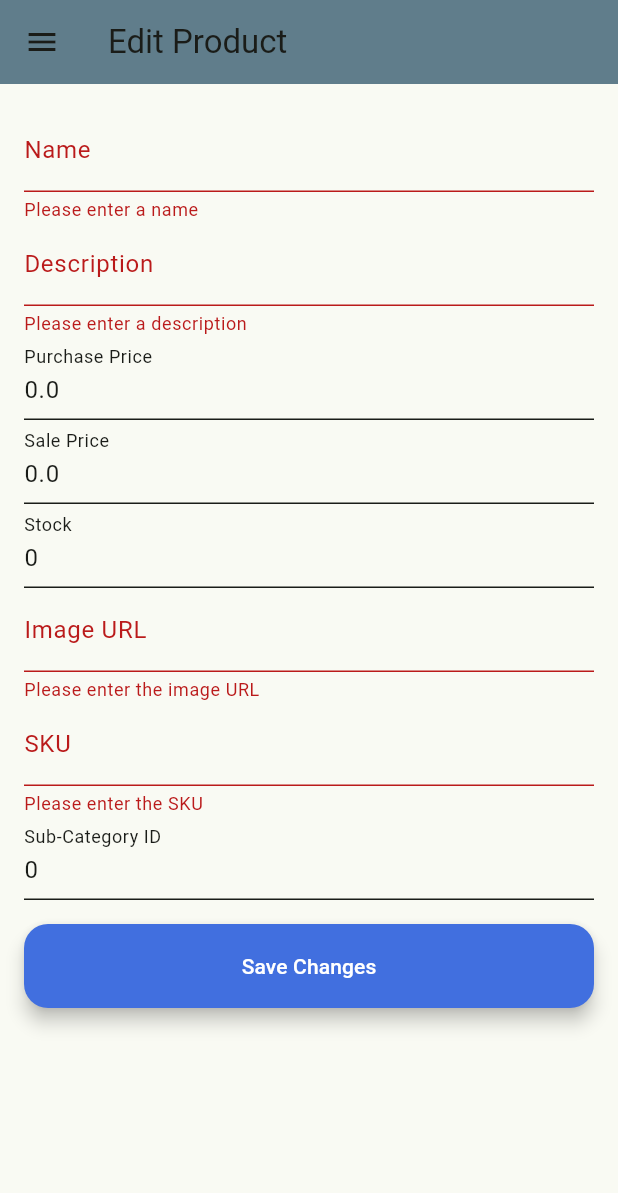
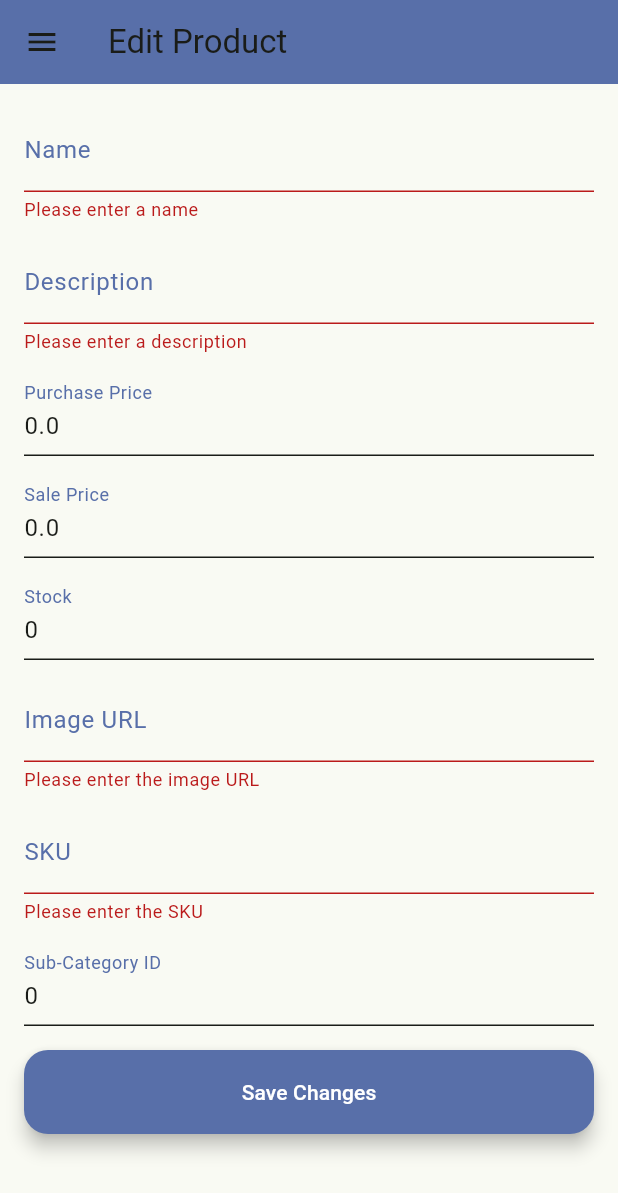
Before and after one commit to dennisqc/Flutter-inventory-shop, a Flutter app: the EditItem screen opened directly with empty values, after a tap on "Save Changes", on a phone screen of 412 x 824 dp. Shown: the top 1193 px of the screen. Run offline on Flutter 3.47's test engine with Material 3 defaults, Android fonts, the phone set to English and light mode, and no system bars; our stand-ins replace cloud_firestore, firebase_auth, firebase_core, google_sign_in, icons_plus; accounts and stored records are empty; network calls fail.

Commit message:
arreglado el update y el insert

```diff
--- a/lib/page/edit_item.dart
+++ b/lib/page/edit_item.dart
@@ -7,10 +7,7 @@ import '../models/product_model.dart';
 class EditItem extends StatefulWidget {
   final ProductModel product;
 
-  const EditItem({
-    required this.product,
-    super.key,
-  });
+  const EditItem({required this.product, super.key});
 
   @override
   _EditProductState createState() => _EditProductState();
@@ -18,31 +15,28 @@ class EditItem extends StatefulWidget {
 
 class _EditProductState extends State<EditItem> {
   final _formKey = GlobalKey<FormState>();
-  late TextEditingController _nameController;
-  late TextEditingController _descriptionController;
-  late TextEditingController _pricePurchaseController;
-  late TextEditingController _priceSaleController;
-  late TextEditingController _stockController;
-  late TextEditingController _imageUrlController;
-  late TextEditingController _skuController;
-  late TextEditingController _subCategoryController;
+  late final TextEditingController _nameController;
+  late final TextEditingController _descriptionController;
+  late final TextEditingController _pricePurchaseController;
+  late final TextEditingController _priceSaleController;
+  late final TextEditingController _stockController;
+  late final TextEditingController _imageUrlController;
+  late final TextEditingController _skuController;
+  late final TextEditingController _subCategoryController;
+
+  final Color _customBlue = Color(0xFF586FA9); // Azul personalizado
 
   @override
   void initState() {
     super.initState();
-    _nameController = TextEditingController(text: widget.product.nombre);
-    _descriptionController =
-        TextEditingController(text: widget.product.descripcion);
-    _pricePurchaseController =
-        TextEditingController(text: widget.product.precioCompra.toString());
-    _priceSaleController =
-        TextEditingController(text: widget.product.precioVenta.toString());
-    _stockController =
-        TextEditingController(text: widget.product.cantidadEnStock.toString());
-    _imageUrlController = TextEditingController(text: widget.product.urlImage);
-    _skuController = TextEditingController(text: widget.product.sku);
-    _subCategoryController =
-        TextEditingController(text: widget.product.subCategoriaId.toString());
+    _nameController = _createController(widget.product.nombre);
+    _descriptionController = _createController(widget.product.descripcion);
+    _pricePurchaseController = _createController(widget.product.precioCompra.toString());
+    _priceSaleController = _createController(widget.product.precioVenta.toString());
+    _stockController = _createController(widget.product.cantidadEnStock.toString());
+    _imageUrlController = _createController(widget.product.urlImage);
+    _skuController = _createController(widget.product.sku);
+    _subCategoryController = _createController(widget.product.subCategoriaId.toString());
   }
 
   @override
@@ -58,10 +52,12 @@ class _EditProductState extends State<EditItem> {
     super.dispose();
   }
 
-  Future<void> updateProduct() async {
+  TextEditingController _createController(String text) {
+    return TextEditingController(text: text);
+  }
+
+  Future<void> _updateProduct() async {
     if (_formKey.currentState?.validate() ?? false) {
-      print('Image URL: ${_imageUrlController.text}'); // Verifica el valor aquí
-
       final updatedProduct = ProductModel(
         productoID: widget.product.productoID,
         nombre: _nameController.text.trim(),
@@ -69,29 +65,23 @@ class _EditProductState extends State<EditItem> {
         precioCompra: double.tryParse(_pricePurchaseController.text) ?? 0.0,
         precioVenta: double.tryParse(_priceSaleController.text) ?? 0.0,
         cantidadEnStock: int.tryParse(_stockController.text) ?? 0,
-        fechaCreacion: widget
-            .product.fechaCreacion, // Mantener la fecha de creación original
+        fechaCreacion: widget.product.fechaCreacion,
         urlImage: _imageUrlController.text.trim(),
         sku: _skuController.text.trim(),
-        categoria: widget.product.categoria, // Mantener la categoría original
-        subCategoria:
-            widget.product.subCategoria, // Mantener la subcategoría original
-        categoriaId: widget
-            .product.categoriaId, // Mantener el ID de la categoría original
-        subCategoriaId: int.tryParse(_subCategoryController.text) ??
-            widget.product.subCategoriaId, // Modificar el ID de la subcategoría
+        categoria: widget.product.categoria,
+        subCategoria: widget.product.subCategoria,
+        categoriaId: widget.product.categoriaId,
+        subCategoriaId: int.tryParse(_subCategoryController.text) ?? widget.product.subCategoriaId,
       );
-      // Convertir el modelo a JSON y verificar el cuerpo de la solicitud
+
       final jsonBody = jsonEncode(updatedProduct.toJson());
-      print(
-          'Request body: $jsonBody'); // Imprimir el cuerpo de la solicitud para depuración
+      print('Request body: $jsonBody');
 
       try {
         final response = await http.put(
-          Uri.parse(
-              'http://10.0.2.2:5000/productos/${widget.product.productoID}'),
+          Uri.parse('http://10.0.2.2:5000/productos/${widget.product.productoID}'),
           headers: {'Content-Type': 'application/json'},
-          body: jsonEncode(updatedProduct.toJson()),
+          body: jsonBody,
         );
         print('Response status: ${response.statusCode}');
         print('Response body: ${response.body}');
@@ -107,109 +97,97 @@ class _EditProductState extends State<EditItem> {
     }
   }
 
+  Widget _buildTextField({
+    required TextEditingController controller,
+    required String labelText,
+    required String? Function(String?) validator,
+    TextInputType keyboardType = TextInputType.text,
+  }) {
+    return TextFormField(
+      controller: controller,
+      decoration: InputDecoration(
+        labelText: labelText,
+        labelStyle: TextStyle(color: _customBlue),
+        focusedBorder: UnderlineInputBorder(
+          borderSide: BorderSide(color: _customBlue),
+        ),
+      ),
+      validator: validator,
+      keyboardType: keyboardType,
+    );
+  }
+
   @override
   Widget build(BuildContext context) {
     return Scaffold(
       appBar: AppBar(
         title: Text('Edit Product'),
-        backgroundColor: Colors.blueGrey,
+        backgroundColor: _customBlue,
       ),
-      body: Padding(
+      body: SingleChildScrollView(
         padding: const EdgeInsets.all(16.0),
         child: Form(
           key: _formKey,
           child: Column(
             crossAxisAlignment: CrossAxisAlignment.start,
             children: [
-              TextFormField(
+              _buildTextField(
                 controller: _nameController,
-                decoration: InputDecoration(labelText: 'Name'),
-                validator: (value) {
-                  if (value == null || value.isEmpty) {
-                    return 'Please enter a name';
-                  }
-                  return null;
-                },
+                labelText: 'Name',
+                validator: (value) => value == null || value.isEmpty ? 'Please enter a name' : null,
               ),
-              TextFormField(
+              SizedBox(height: 12),
+              _buildTextField(
                 controller: _descriptionController,
-                decoration: InputDecoration(labelText: 'Description'),
-                validator: (value) {
-                  if (value == null || value.isEmpty) {
-                    return 'Please enter a description';
-                  }
-                  return null;
-                },
+                labelText: 'Description',
+                validator: (value) => value == null || value.isEmpty ? 'Please enter a description' : null,
               ),
-              TextFormField(
+              SizedBox(height: 12),
+              _buildTextField(
                 controller: _pricePurchaseController,
-                decoration: InputDecoration(labelText: 'Purchase Price'),
+                labelText: 'Purchase Price',
                 keyboardType: TextInputType.number,
-                validator: (value) {
-                  if (value == null || value.isEmpty) {
-                    return 'Please enter a purchase price';
-                  }
-                  return null;
-                },
+                validator: (value) => value == null || value.isEmpty ? 'Please enter a purchase price' : null,
               ),
-              TextFormField(
+              SizedBox(height: 12),
+              _buildTextField(
                 controller: _priceSaleController,
-                decoration: InputDecoration(labelText: 'Sale Price'),
+                labelText: 'Sale Price',
                 keyboardType: TextInputType.number,
-                validator: (value) {
-                  if (value == null || value.isEmpty) {
-                    return 'Please enter a sale price';
-                  }
-                  return null;
-                },
+                validator: (value) => value == null || value.isEmpty ? 'Please enter a sale price' : null,
               ),
-              TextFormField(
+              SizedBox(height: 12),
+              _buildTextField(
                 controller: _stockController,
-                decoration: InputDecoration(labelText: 'Stock'),
+                labelText: 'Stock',
                 keyboardType: TextInputType.number,
-                validator: (value) {
-                  if (value == null || value.isEmpty) {
-                    return 'Please enter stock quantity';
-                  }
-                  return null;
-                },
+                validator: (value) => value == null || value.isEmpty ? 'Please enter stock quantity' : null,
               ),
-              TextFormField(
+              SizedBox(height: 12),
+              _buildTextField(
                 controller: _imageUrlController,
-                decoration: InputDecoration(labelText: 'Image URL'),
-                validator: (value) {
-                  if (value == null || value.isEmpty) {
-                    return 'Please enter the image URL';
-                  }
-                  return null;
-                },
+                labelText: 'Image URL',
+                validator: (value) => value == null || value.isEmpty ? 'Please enter the image URL' : null,
               ),
-              TextFormField(
+              SizedBox(height: 12),
+              _buildTextField(
                 controller: _skuController,
-                decoration: InputDecoration(labelText: 'SKU'),
-                validator: (value) {
-                  if (value == null || value.isEmpty) {
-                    return 'Please enter the SKU';
-                  }
-                  return null;
-                },
+                labelText: 'SKU',
+                validator: (value) => value == null || value.isEmpty ? 'Please enter the SKU' : null,
               ),
-              TextFormField(
+              SizedBox(height: 12),
+              _buildTextField(
                 controller: _subCategoryController,
-                decoration: InputDecoration(labelText: 'Sub-Category ID'),
+                labelText: 'Sub-Category ID',
                 keyboardType: TextInputType.number,
-                validator: (value) {
-                  if (value == null || value.isEmpty) {
-                    return 'Please enter the sub-category ID';
-                  }
-                  return null;
-                },
+                validator: (value) => value == null || value.isEmpty ? 'Please enter the sub-category ID' : null,
               ),
               SizedBox(height: 16),
               ElevatedButton(
-                onPressed: updateProduct,
+                onPressed: _updateProduct,
                 child: Text('Save Changes'),
                 style: ElevatedButton.styleFrom(
+                  backgroundColor: _customBlue,
                   minimumSize: Size(double.infinity, 36),
                 ),
               ),
```
